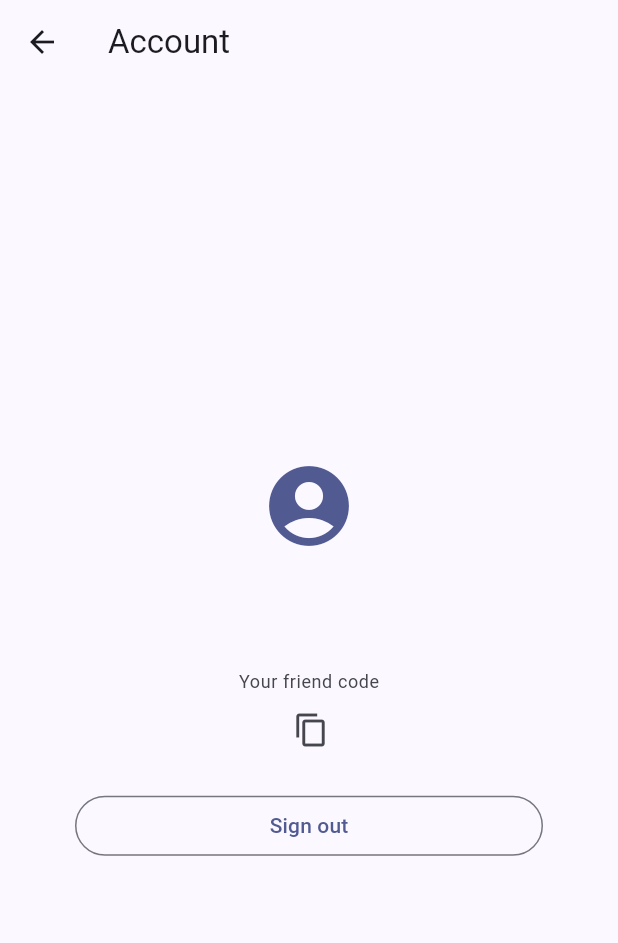
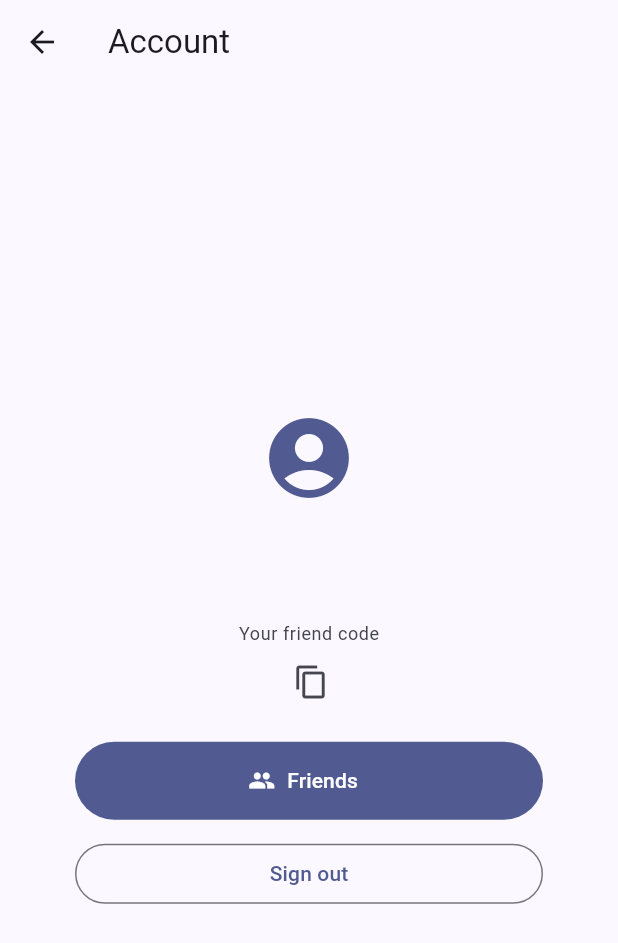
Before and after one commit to eilazov/diceZ, a Flutter app: the screen it shows after launch, after a tap on "Account", on a phone screen of 412 x 824 dp. Shown: the top 943 px of the screen. Run offline on Flutter 3.47's test engine with Material 3 defaults, Android fonts, the phone set to English and light mode, and no system bars; our stand-ins replace cloud_firestore, firebase_auth, firebase_core, package_info_plus, shared_preferences; accounts and stored records are empty.

Commit message:
Account: add Friends button back

```diff
--- a/lib/widgets/account_screen.dart
+++ b/lib/widgets/account_screen.dart
@@ -228,6 +228,18 @@ class _AccountScreenState extends State<AccountScreen> {
           },
         ),
         const SizedBox(height: 16),
+        FilledButton.icon(
+          onPressed: () => Navigator.of(context).push(
+            MaterialPageRoute(
+              builder: (_) =>
+                  FriendsScreen(user: user, service: widget.friendService),
+            ),
+          ),
+          icon: const Icon(Icons.group),
+          label: const Text('Friends'),
+          style: FilledButton.styleFrom(minimumSize: const Size.fromHeight(52)),
+        ),
+        const SizedBox(height: 12),
         OutlinedButton(
           onPressed: _busy ? null : () => _run(_auth.signOut),
           child: const Text('Sign out'),
```
Also changed, not shown: 1 other file.
